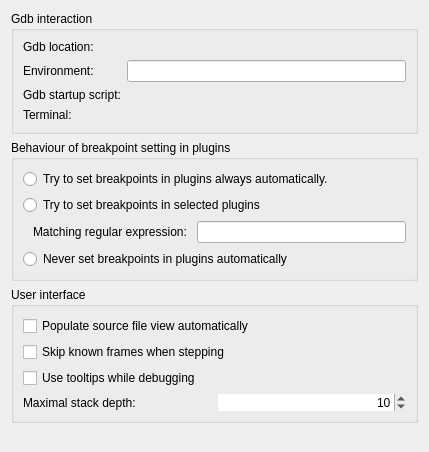
qt-creator/qt-creator, file src/plugins/debugger/gdboptionpage.ui: the form before one commit.
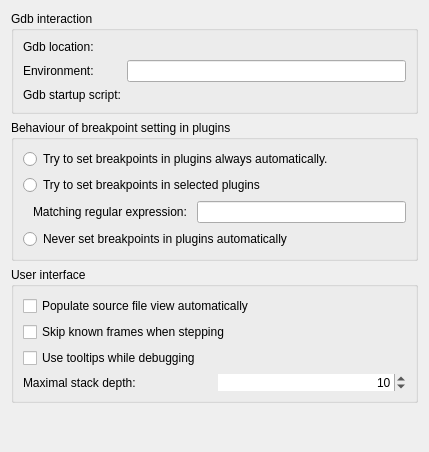
The form after the commit. Custom widgets are drawn as their Qt base class.

Commit message:
make terminal emulator configurable centrally
this includes changing the runInTerminal.command command line.
the terminal setting mock from the debugger plugin is gone again.

What changed in the file:
```diff
--- a/src/plugins/debugger/gdboptionpage.ui
+++ b/src/plugins/debugger/gdboptionpage.ui
@@ -39,17 +39,6 @@
         </property>
        </widget>
       </item>
-      <item row="3" column="0">
-       <widget class="QLabel" name="terminalLocation">
-        <property name="toolTip">
-         <string>This is either a full abolute path leading to the terminal
-you indent to use or the name of a terminal that will be searched in your PATH.</string>
-        </property>
-        <property name="text">
-         <string>Terminal:</string>
-        </property>
-       </widget>
-      </item>
       <item row="1" column="0">
        <widget class="QLabel" name="labelEnvironment">
         <property name="text">
@@ -76,9 +65,6 @@
       <item row="0" column="1">
        <widget class="Core::Utils::PathChooser" name="gdbLocationChooser" native="true"/>
       </item>
-      <item row="3" column="1">
-       <widget class="Core::Utils::PathChooser" name="terminalChooser" native="true"/>
-      </item>
      </layout>
     </widget>
    </item>
```
The commit also changes 11 other files.
